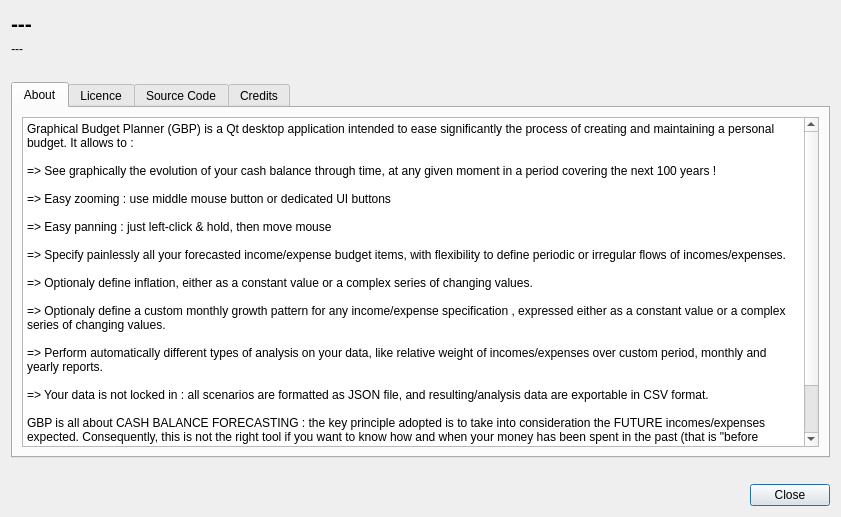
This is src/aboutdialog.ui in redmoon1945/gbp as Qt 5 draws it before an edit. The edited form follows.
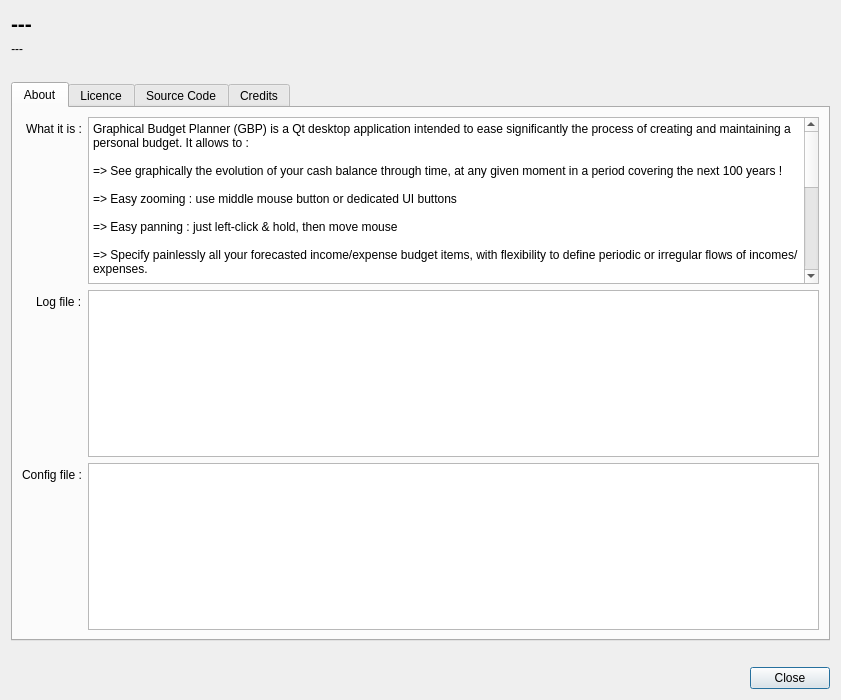
This is the edited form.

Diff of the .ui file:
```diff
--- a/src/aboutdialog.ui
+++ b/src/aboutdialog.ui
@@ -7,7 +7,7 @@
     <x>0</x>
     <y>0</y>
     <width>841</width>
-    <height>517</height>
+    <height>700</height>
    </rect>
   </property>
   <property name="windowTitle">
@@ -76,9 +76,52 @@
          <item>
           <layout class="QVBoxLayout" name="verticalLayout_7">
            <item>
-            <widget class="QPlainTextEdit" name="plainTextEdit">
-             <property name="plainText">
-              <string>Graphical Budget Planner (GBP) is a Qt desktop application intended to ease significantly the process of creating and maintaining a personal budget. It allows to :
+            <layout class="QFormLayout" name="formLayout">
+             <property name="labelAlignment">
+              <set>Qt::AlignmentFlag::AlignRight|Qt::AlignmentFlag::AlignTrailing|Qt::AlignmentFlag::AlignVCenter</set>
+             </property>
+             <item row="3" column="0">
+              <widget class="QLabel" name="label">
+               <property name="text">
+                <string>Config file :</string>
+               </property>
+              </widget>
+             </item>
+             <item row="3" column="1">
+              <widget class="QPlainTextEdit" name="configFilePlainTextEdit">
+               <property name="readOnly">
+                <bool>true</bool>
+               </property>
+              </widget>
+             </item>
+             <item row="1" column="0">
+              <widget class="QLabel" name="label_2">
+               <property name="text">
+                <string>Log file :</string>
+               </property>
+              </widget>
+             </item>
+             <item row="1" column="1">
+              <widget class="QPlainTextEdit" name="logFilePlainTextEdit">
+               <property name="readOnly">
+                <bool>true</bool>
+               </property>
+              </widget>
+             </item>
+             <item row="0" column="0">
+              <widget class="QLabel" name="label_3">
+               <property name="text">
+                <string>What it is :</string>
+               </property>
+              </widget>
+             </item>
+             <item row="0" column="1">
+              <widget class="QPlainTextEdit" name="plainTextEdit">
+               <property name="readOnly">
+                <bool>true</bool>
+               </property>
+               <property name="plainText">
+                <string>Graphical Budget Planner (GBP) is a Qt desktop application intended to ease significantly the process of creating and maintaining a personal budget. It allows to :
 
 =&gt; See graphically the evolution of your cash balance through time, at any given moment in a period covering the next 100 years !
 
@@ -99,8 +142,10 @@
 GBP is all about CASH BALANCE FORECASTING : the key principle adopted is to take into consideration the FUTURE incomes/expenses expected. Consequently, this is not the right tool if you want to know how and when your money has been spent in the past (that is &quot;before today&quot;).
 
 </string>
-             </property>
-            </widget>
+               </property>
+              </widget>
+             </item>
+            </layout>
            </item>
           </layout>
          </item>
```
Left out of the diff: 10 changed lines with no effect on the pictures.
